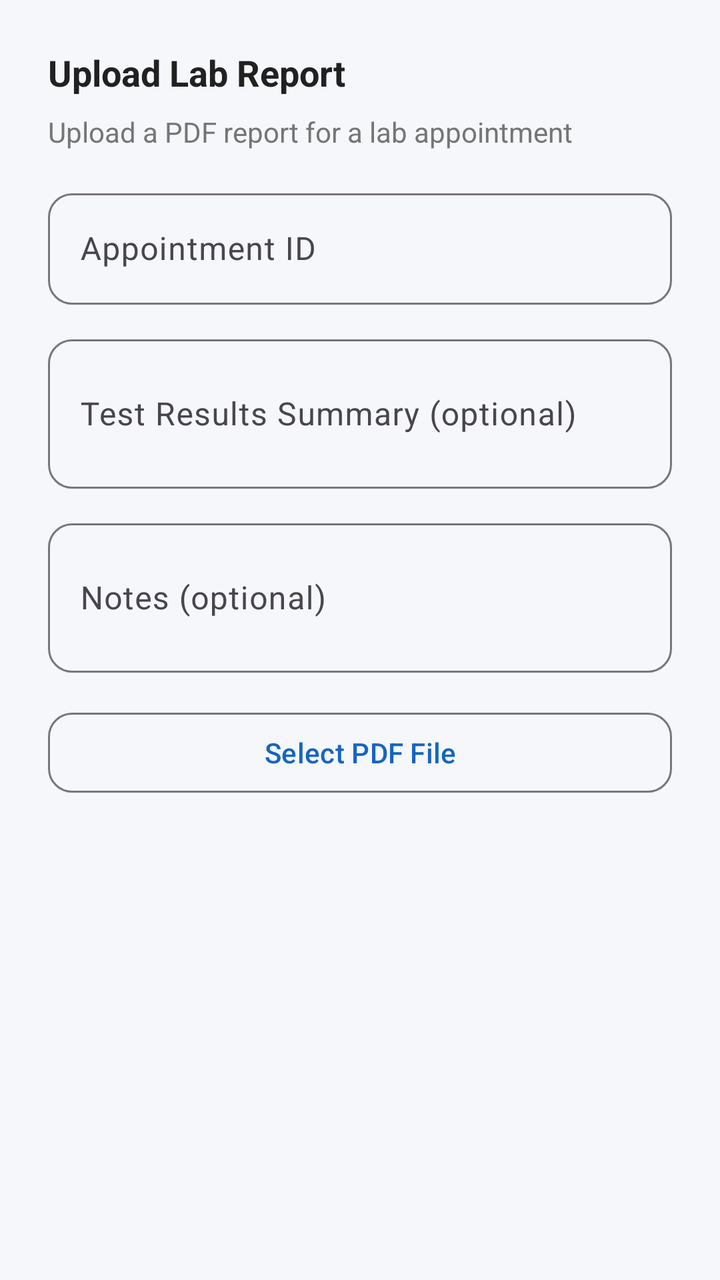
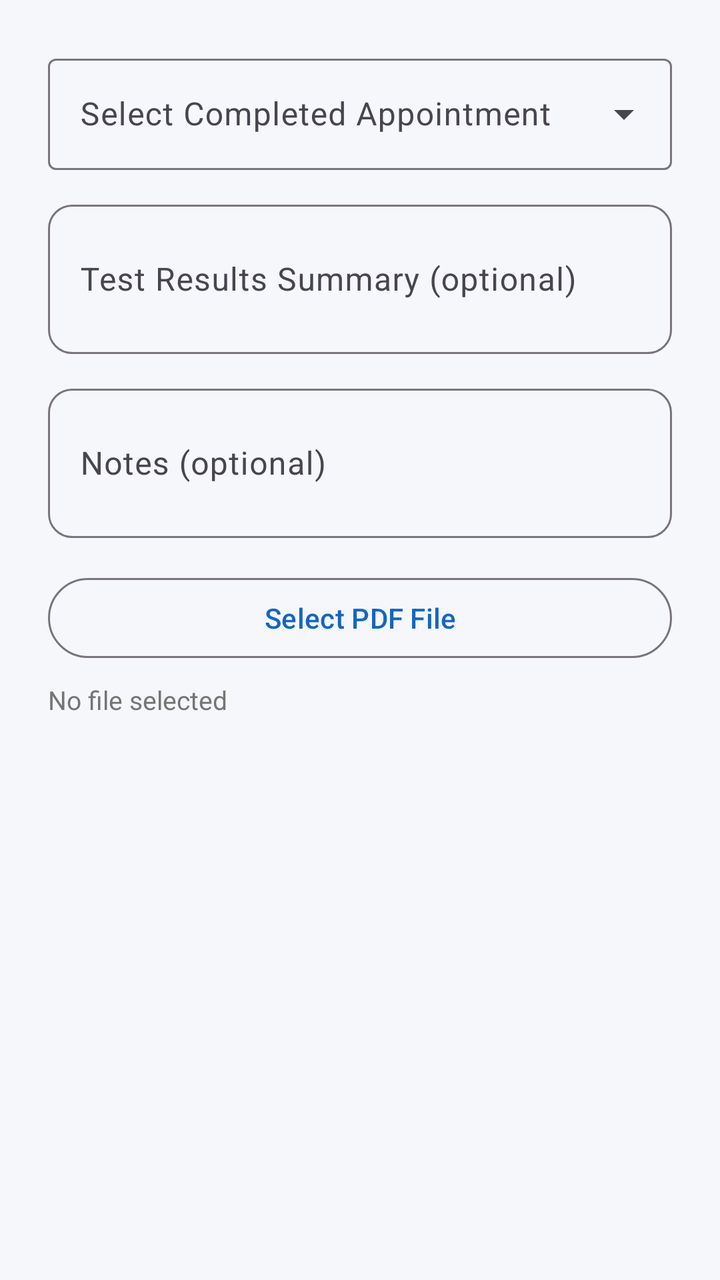

Screens rendered from an Android XML layout before and after an edit, with the pre-edit source and the edit as a unified diff.
<!-- AndroidManifest.xml: application theme Theme.NithinHealth -->
<!-- res/layout/dialog_upload_report.xml -->
<?xml version="1.0" encoding="utf-8"?>
<LinearLayout xmlns:android="http://schemas.android.com/apk/res/android"
    android:layout_width="match_parent"
    android:layout_height="wrap_content"
    android:orientation="vertical"
    android:padding="24dp">

    <TextView
        android:layout_width="wrap_content"
        android:layout_height="wrap_content"
        android:layout_marginBottom="8dp"
        android:text="Upload Lab Report"
        android:textColor="@color/text_primary"
        android:textSize="18sp"
        android:textStyle="bold" />

    <TextView
        android:layout_width="wrap_content"
        android:layout_height="wrap_content"
        android:layout_marginBottom="16dp"
        android:text="Upload a PDF report for a lab appointment"
        android:textColor="@color/text_secondary"
        android:textSize="14sp" />

    <com.google.android.material.textfield.TextInputLayout
        style="@style/TextInputStyle"
        android:layout_width="match_parent"
        android:layout_height="wrap_content"
        android:layout_marginBottom="12dp"
        android:hint="Appointment ID">

        <com.google.android.material.textfield.TextInputEditText
            android:id="@+id/et_appointment_id"
            android:layout_width="match_parent"
            android:layout_height="wrap_content"
            android:inputType="number" />
    </com.google.android.material.textfield.TextInputLayout>

    <com.google.android.material.textfield.TextInputLayout
        style="@style/TextInputStyle"
        android:layout_width="match_parent"
        android:layout_height="wrap_content"
        android:layout_marginBottom="12dp"
        android:hint="Test Results Summary (optional)">

        <com.google.android.material.textfield.TextInputEditText
            android:id="@+id/et_test_results"
            android:layout_width="match_parent"
            android:layout_height="wrap_content"
            android:inputType="textMultiLine"
            android:minLines="2" />
    </com.google.android.material.textfield.TextInputLayout>

    <com.google.android.material.textfield.TextInputLayout
        style="@style/TextInputStyle"
        android:layout_width="match_parent"
        android:layout_height="wrap_content"
        android:layout_marginBottom="16dp"
        android:hint="Notes (optional)">

        <com.google.android.material.textfield.TextInputEditText
            android:id="@+id/et_notes"
            android:layout_width="match_parent"
            android:layout_height="wrap_content"
            android:inputType="textMultiLine"
            android:minLines="2" />
    </com.google.android.material.textfield.TextInputLayout>

    <com.google.android.material.button.MaterialButton
        android:id="@+id/btn_select_file"
        style="@style/OutlinedButton"
        android:layout_width="match_parent"
        android:layout_height="48dp"
        android:text="Select PDF File" />

    <TextView
        android:id="@+id/tv_selected_file"
        android:layout_width="match_parent"
        android:layout_height="wrap_content"
        android:layout_marginTop="8dp"
        android:textColor="@color/text_secondary"
        android:textSize="13sp"
        android:visibility="gone" />
</LinearLayout>
<!-- resources referenced by this layout -->
<resources>
  <color name="text_primary">#212121</color>
  <color name="text_secondary">#757575</color>
  <style name="OutlinedButton" parent="Widget.Material3.Button.OutlinedButton">
          <item name="android:layout_width">match_parent</item>
          <item name="android:layout_height">48dp</item>
          <item name="cornerRadius">12dp</item>
          <item name="android:textAllCaps">false</item>
      </style>
  <style name="TextInputStyle" parent="Widget.Material3.TextInputLayout.OutlinedBox">
          <item name="boxCornerRadiusTopStart">12dp</item>
          <item name="boxCornerRadiusTopEnd">12dp</item>
          <item name="boxCornerRadiusBottomStart">12dp</item>
          <item name="boxCornerRadiusBottomEnd">12dp</item>
      </style>
  <style name="Theme.NithinHealth" parent="Theme.Material3.Light.NoActionBar">
          <item name="colorPrimary">@color/primary</item>
          <item name="colorPrimaryDark">@color/primary_dark</item>
          <item name="colorSecondary">@color/secondary</item>
          <item name="colorAccent">@color/accent</item>
          <item name="android:colorBackground">@color/background</item>
          <item name="colorSurface">@color/surface</item>
          <item name="colorError">@color/error</item>
          <item name="colorOnPrimary">@color/on_primary</item>
          <item name="colorOnSecondary">@color/on_secondary</item>
          <item name="colorOnBackground">@color/on_background</item>
          <item name="colorOnSurface">@color/on_surface</item>
          <item name="colorOnError">@color/on_error</item>
          <item name="android:statusBarColor">@color/primary_dark</item>
          <item name="android:navigationBarColor">@color/surface</item>
      </style>
  <color name="primary">#1565C0</color>
  <color name="primary_dark">#0D47A1</color>
  <color name="secondary">#00897B</color>
  <color name="accent">#FF6F00</color>
  <color name="background">#F5F7FA</color>
  <color name="surface">#FFFFFF</color>
  <color name="error">#D32F2F</color>
  <color name="on_primary">#FFFFFF</color>
  <color name="on_secondary">#FFFFFF</color>
  <color name="on_background">#1C1B1F</color>
  <color name="on_surface">#1C1B1F</color>
  <color name="on_error">#FFFFFF</color>
</resources>

<!-- the commit's change to res/layout/dialog_upload_report.xml (unified diff, before → after) -->
@@ -5,35 +5,18 @@
     android:orientation="vertical"
     android:padding="24dp">
 
-    <TextView
-        android:layout_width="wrap_content"
-        android:layout_height="wrap_content"
-        android:layout_marginBottom="8dp"
-        android:text="Upload Lab Report"
-        android:textColor="@color/text_primary"
-        android:textSize="18sp"
-        android:textStyle="bold" />
-
-    <TextView
-        android:layout_width="wrap_content"
-        android:layout_height="wrap_content"
-        android:layout_marginBottom="16dp"
-        android:text="Upload a PDF report for a lab appointment"
-        android:textColor="@color/text_secondary"
-        android:textSize="14sp" />
-
     <com.google.android.material.textfield.TextInputLayout
-        style="@style/TextInputStyle"
+        style="@style/Widget.Material3.TextInputLayout.OutlinedBox.ExposedDropdownMenu"
         android:layout_width="match_parent"
         android:layout_height="wrap_content"
         android:layout_marginBottom="12dp"
-        android:hint="Appointment ID">
+        android:hint="Select Completed Appointment">
 
-        <com.google.android.material.textfield.TextInputEditText
-            android:id="@+id/et_appointment_id"
+        <AutoCompleteTextView
+            android:id="@+id/actv_appointment"
             android:layout_width="match_parent"
             android:layout_height="wrap_content"
-            android:inputType="number" />
+            android:inputType="none" />
     </com.google.android.material.textfield.TextInputLayout>
 
     <com.google.android.material.textfield.TextInputLayout
@@ -68,7 +51,7 @@
 
     <com.google.android.material.button.MaterialButton
         android:id="@+id/btn_select_file"
-        style="@style/OutlinedButton"
+        style="@style/Widget.Material3.Button.OutlinedButton"
         android:layout_width="match_parent"
         android:layout_height="48dp"
         android:text="Select PDF File" />
@@ -78,7 +61,8 @@
         android:layout_width="match_parent"
         android:layout_height="wrap_content"
         android:layout_marginTop="8dp"
+        android:text="No file selected"
         android:textColor="@color/text_secondary"
         android:textSize="13sp"
-        android:visibility="gone" />
+        android:visibility="visible" />
 </LinearLayout>
<!-- resource entries referenced after the edit -->
@@ -1,13 +1,6 @@
 <!-- resources referenced by this layout -->
 <resources>
-  <color name="text_primary">#212121</color>
   <color name="text_secondary">#757575</color>
-  <style name="OutlinedButton" parent="Widget.Material3.Button.OutlinedButton">
-          <item name="android:layout_width">match_parent</item>
-          <item name="android:layout_height">48dp</item>
-          <item name="cornerRadius">12dp</item>
-          <item name="android:textAllCaps">false</item>
-      </style>
   <style name="TextInputStyle" parent="Widget.Material3.TextInputLayout.OutlinedBox">
           <item name="boxCornerRadiusTopStart">12dp</item>
           <item name="boxCornerRadiusTopEnd">12dp</item>
